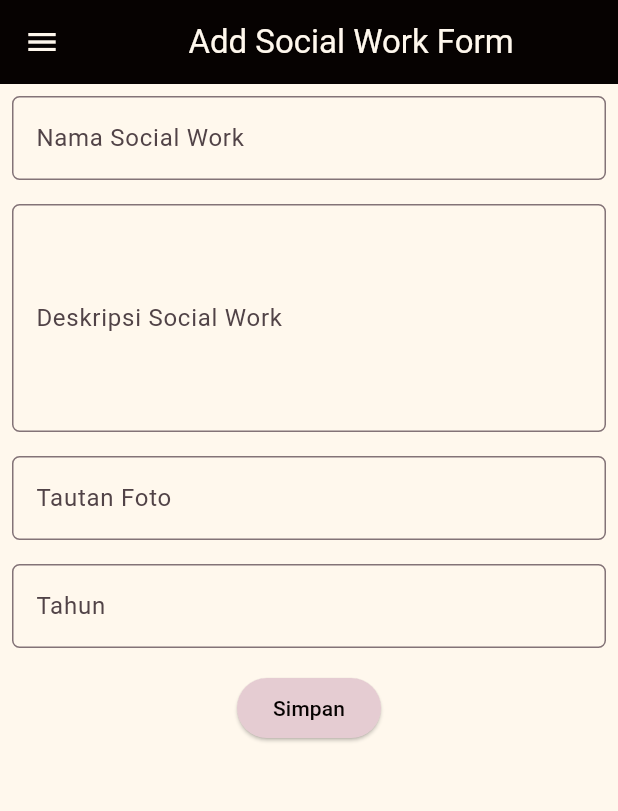
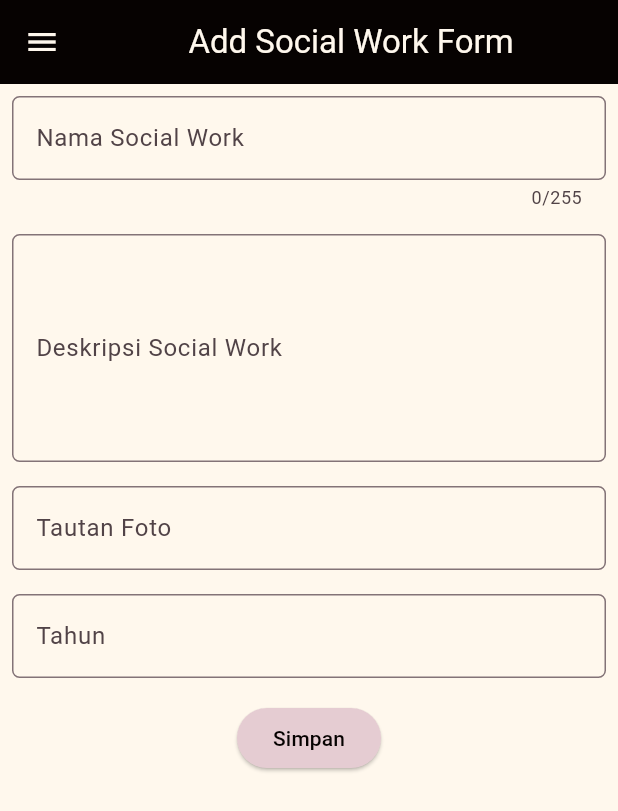
Before and after one commit to kayylaal/myportofolio_mobile, a Flutter app: the screen it shows after launch, in the side drawer, after a tap on "Add Social Work", on a phone screen of 412 x 824 dp. Shown: the top 811 px of the screen. Run offline on Flutter 3.47's test engine with Material 3 defaults, Android fonts, the phone set to English and light mode, and no system bars; our stand-ins replace material_ui.

Commit message:
fix: validate social work title length

```diff
--- a/lib/screens/social_work_form.dart
+++ b/lib/screens/social_work_form.dart
@@ -35,6 +35,7 @@ class _SocialWorkFormPageState extends State<SocialWorkFormPage> {
               Padding(
                 padding: const EdgeInsets.all(8.0),
                 child: TextFormField(
+                  maxLength: 255,
                   decoration: InputDecoration(
                     hintText: "Nama Social Work",
                     labelText: "Nama Social Work",
@@ -50,6 +51,9 @@ class _SocialWorkFormPageState extends State<SocialWorkFormPage> {
                   validator: (String? value) {
                     if (value == null || value.trim().isEmpty) {
                       return "Nama social work tidak boleh kosong!";
+                    }
+                    if (value.length > 255) {
+                      return "Nama Social Work maksimal 255 karakter.";
                     }
                     return null;
                   },
```
